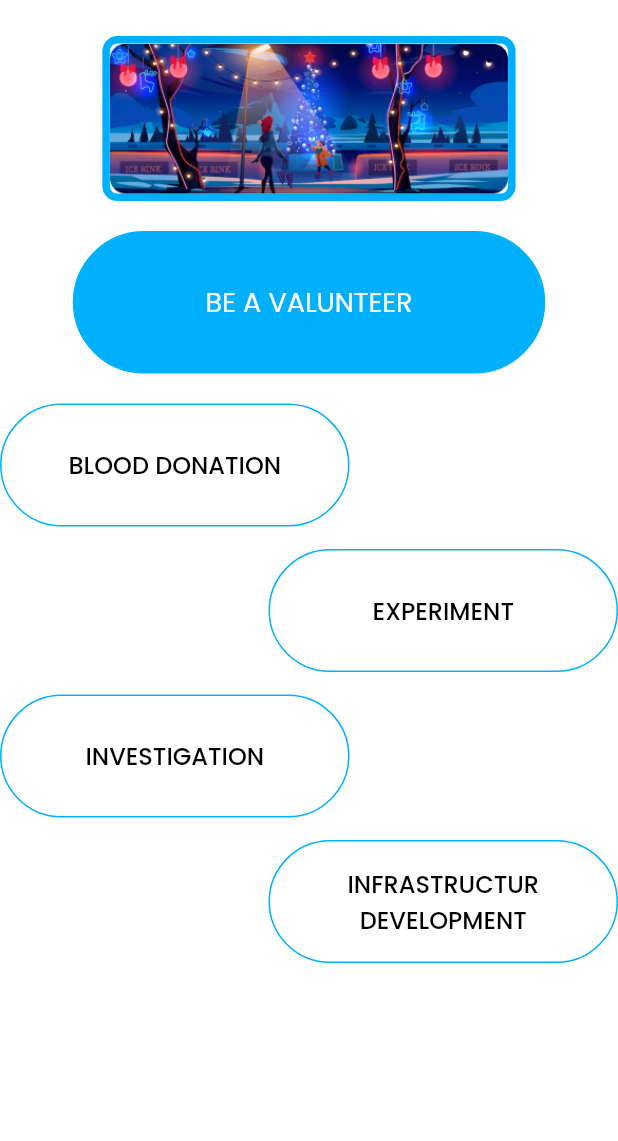
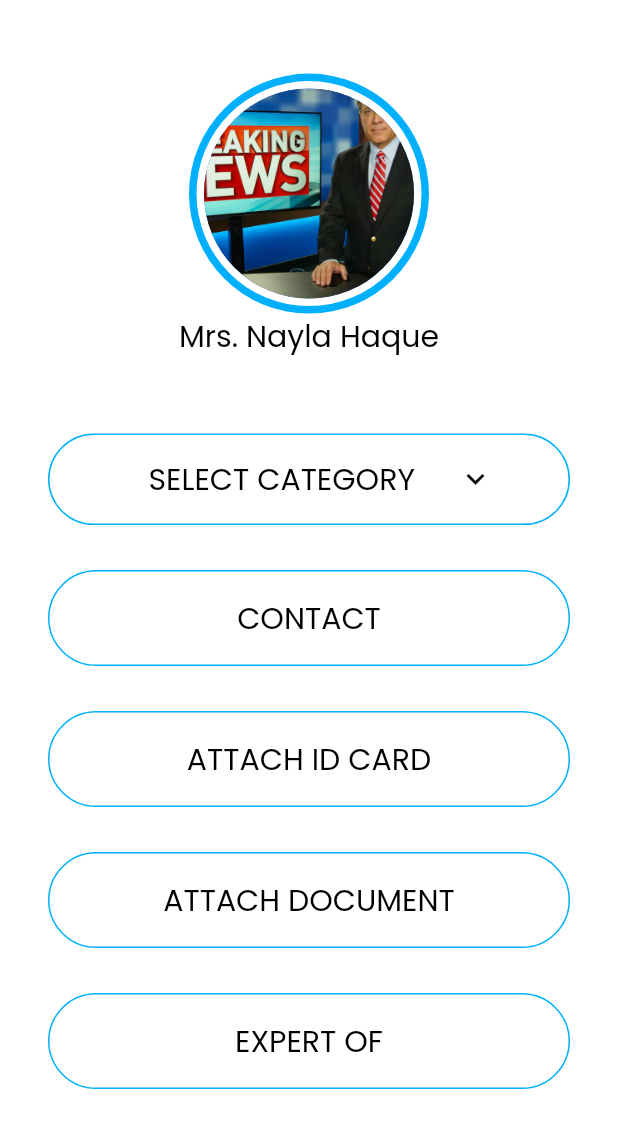
Before and after one commit to protimjoy/nabeen, a Flutter app: the screen it shows after launch, on a phone screen of 412 x 824 dp, the part 95-1236 px from its top. Run offline on Flutter 3.47's test engine with Material 2 defaults, Android fonts, the phone set to English and light mode, and no system bars; drawn by our look-alikes of carousel_slider, dropdown_button2; our stand-ins replace curved_navigation_bar, google_fonts, marquee.

Commit message:
All Project

```diff
--- a/lib/main.dart
+++ b/lib/main.dart
@@ -1,7 +1,7 @@
 import 'dart:developer';
 
 import 'package:flutter/material.dart';
-import 'package:nabeen/screen/voluntary_services.dart';
+import 'package:nabeen/screen/student_banking_6.dart';
 
 void main() {
   runApp(const MyApp());
@@ -29,7 +29,7 @@ class MyApp extends StatelessWidget {
         //
         // )
       ),
-      home: VoluntaryServices(),
+      home: StBanking6(),
     );
   }
 }
--- /dev/null
+++ b/lib/screen/student_banking_6.dart
@@ -0,0 +1,123 @@
+import 'package:dropdown_button2/dropdown_button2.dart';
+import 'package:flutter/material.dart';
+import 'package:nabeen/theme.dart';
+import 'package:nabeen/widget/app_bar.dart';
+import 'package:nabeen/widget/custom_button.dart';
+import 'package:nabeen/widget/custom_textfield.dart';
+import 'package:nabeen/widget/profile_rounded.dart';
+
+class StBanking6 extends StatefulWidget {
+  const StBanking6({Key? key}) : super(key: key);
+
+  @override
+  State<StBanking6> createState() => _StBanking6State();
+}
+
+class _StBanking6State extends State<StBanking6> {
+  TextEditingController v_description = TextEditingController();
+
+  final List<String> items = [
+    'BLOOD DONATION',
+    'INVESTIGATION',
+    'EXPERIMENT',
+    'INFRASTRUCTURE',
+  ];
+  String? selectedValue;
+
+  @override
+  Widget build(BuildContext context) {
+    var width = MediaQuery.of(context).size.width;
+    return SafeArea(
+      child: Scaffold(
+        body: Column(
+          children: [
+            Expanded(
+                flex:1,
+                child: customAppBar()),
+            Expanded(
+                flex: 9,
+                child: SingleChildScrollView(
+                  child: Padding(
+                    padding: const EdgeInsets.symmetric(vertical: 20.0),
+                    child: Column(
+                      children: [
+                        Padding(
+                          padding: const EdgeInsets.only(top:10,bottom: 50),
+                          child: ProfileRounded(),
+                        ),
+                        Container(
+                            height: 61,
+                            width: 348,
+                            decoration: BoxDecoration(
+                                borderRadius: BorderRadius.circular(60),
+                              border: Border.all(color: customSkyBlue)
+                            ),
+                            child: DropdownButtonHideUnderline(child: Padding(
+                              padding: const EdgeInsets.symmetric(horizontal: 50.0),
+                              child: DropdownButton2(
+                                icon: Icon(Icons.keyboard_arrow_down, color: black,),
+                                hint: Text(
+                                    "SELECT CATEGORY",
+                                    style: nabeenFontStyle(20, black, fw400)
+                                ),
+                                items: items.map((item) => DropdownMenuItem<String>(
+                                  value: item,
+                                  child: Center(
+                                    child: Text(item, style: nabeenFontStyle(15, black, fw400),
+                                    ),
+                                  ),
+                                )).toList(),
+                                value: selectedValue,
+                                onChanged: (value) {
+                                  setState(() {
+                                    selectedValue = value as String;
+                                  });
+                                },
+                              ),
+                            ))
+                        ),
+                        SizedBox(height: 30),
+                        CustomButton(onTap: (){}, fontsize: 20, textColor: black, backgroundColor: white, borderColor: customSkyBlue, height: 64, width: 348, text: "CONTACT", FontWeight: fw400),
+                        SizedBox(height: 30),
+                        CustomButton(onTap: (){}, fontsize: 20, textColor: black, backgroundColor: white, borderColor: customSkyBlue, height: 64, width: 348, text: "ATTACH ID CARD", FontWeight: fw400),
+                        SizedBox(height: 30),
+                        CustomButton(onTap: (){}, fontsize: 20, textColor: black, backgroundColor: white, borderColor: customSkyBlue, height: 64, width: 348, text: "ATTACH DOCUMENT", FontWeight: fw400),
+                        SizedBox(height: 30),
+                        CustomButton(onTap: (){}, fontsize: 20, textColor: black, backgroundColor: white, borderColor: customSkyBlue, height: 64, width: 348, text: "EXPERT OF", FontWeight: fw400),
+                        SizedBox(height: 30),
+                        Column(
+                          crossAxisAlignment: CrossAxisAlignment.start,
+                          children: [
+                            Text("DESCRIPTION",style: nabeenFontStyle(20, black, fw400),),
+                            Container(
+                              height: 184,
+                              width: 348,
+                              decoration: BoxDecoration(
+                                borderRadius: BorderRadius.circular(30),
+                                border: Border.all(color: customSkyBlue,width: 2),
+                              ),
+                              child: TextField(
+                                style: nabeenFontStyle(20, black, fw400),
+                                maxLines: 6,
+                                decoration: InputDecoration(
+                                    border: OutlineInputBorder(
+                                        borderSide: BorderSide.none
+                                    )
+                                ),
+                              ),
+                            ),
+                          ],
+                        ),
+                        SizedBox(height: 30),
+                        CustomButton(onTap: (){}, fontsize: 25, textColor: white, backgroundColor: customSkyBlue, borderColor: transparent, height: 87, width: 204, text: "SUBMIT", FontWeight: fw500)
+                      ],
+                    ),
+                  ),
+                )
+            ),
+          ],
+        ),
+      ),
+    );
+  }
+}
```
